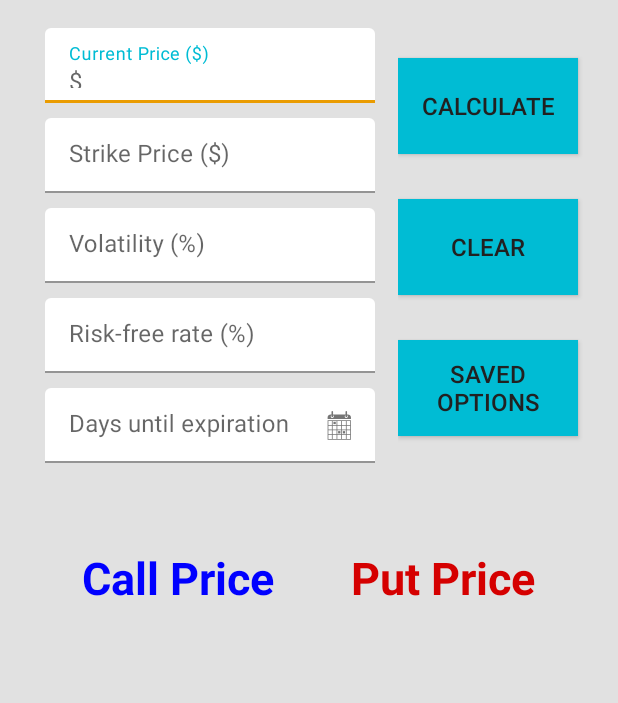
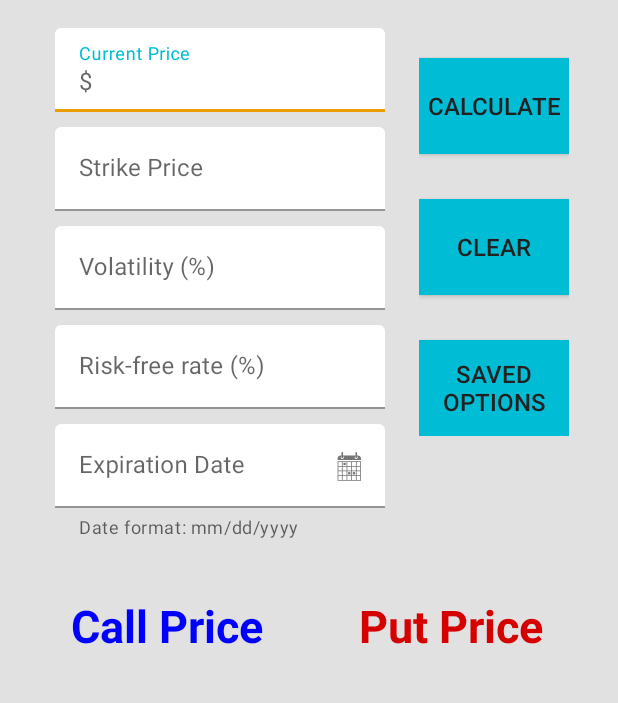
Before and after one commit to KOgundeji/Options-Pricing-App, an Android app: the screen it shows after launch (MainActivity), after a tap on "CALCULATE", on a phone screen of 412 x 824 dp, the part 206-909 px from its top. Run offline under Robolectric (Android 15) with nearby library versions, the phone set to English and light mode, and no system bars; our stand-ins replace data binding; libraries missing offline, so code that uses them is left out: org.apache.commons; Roboto replaces fonts that are not available here.

Commit message:
Made expiration days more user friendly
Instead of having to input # of days till expiration, you can select the date an option expires and code will calculate it

```diff
--- a/app/src/main/java/com/kogundeji/MainActivity.java
+++ b/app/src/main/java/com/kogundeji/MainActivity.java
@@ -21,6 +21,10 @@ import android.widget.TextView;
 import com.google.android.material.textfield.TextInputLayout;
 import com.kogundeji.databinding.ActivityMainLayoutsBinding;
 
+import java.text.ParseException;
+import java.text.SimpleDateFormat;
+import java.util.Date;
+
 public class MainActivity extends AppCompatActivity {
 
     private ActivityMainLayoutsBinding binding;
@@ -31,6 +35,14 @@ public class MainActivity extends AppCompatActivity {
         setContentView(R.layout.activity_main_layouts);
         binding = DataBindingUtil.setContentView(this,R.layout.activity_main_layouts);
 
+        binding.save.setOnClickListener(new View.OnClickListener() {
+            @Override
+            public void onClick(View view) {
+                Intent intent = new Intent(MainActivity.this,SaveActivity.class);
+                startActivity(intent);
+            }
+        });
+
         binding.expiration.setEndIconOnClickListener(new View.OnClickListener() {
             @Override
             public void onClick(View view) {
@@ -39,15 +51,18 @@ public class MainActivity extends AppCompatActivity {
                 int year = c.get(Calendar.YEAR);
                 int month = c.get(Calendar.MONTH);
                 int day = c.get(Calendar.DAY_OF_MONTH);
+                String today = day + "-" + (month + 1) + "-" + year;
 
                 DatePickerDialog datePickerDialog = new DatePickerDialog(
                         MainActivity.this,
                         new DatePickerDialog.OnDateSetListener() {
                             @Override
-                            public void onDateSet(DatePicker view, int year,
-                                                  int monthOfYear, int dayOfMonth) {
-                                binding.expirationNum.setText(dayOfMonth + "-" + (monthOfYear + 1) + "-" + year);
+                            public void onDateSet(DatePicker view, int exp_year,
+                                                  int exp_month, int exp_day) {
 
+                                String date = (exp_month + 1) + "/" + exp_day + "/" + exp_year;
+
+                                binding.expirationNum.setText(date);
                             }
                         },
                         year, month, day);
@@ -56,12 +71,44 @@ public class MainActivity extends AppCompatActivity {
         });
     }
 
+    public int getDays() {
+
+        final Calendar c = Calendar.getInstance();
+
+        int year = c.get(Calendar.YEAR);
+        int month = c.get(Calendar.MONTH);
+        int day = c.get(Calendar.DAY_OF_MONTH);
+
+        String today = (month + 1) + "/" + day + "/" + year;
+        String future = binding.expirationNum.getText().toString().trim();
+
+        try {
+            SimpleDateFormat simple = new SimpleDateFormat("MM/dd/yyyy");
+            Date today_date = simple.parse(today);
+            Date future_date = simple.parse(future);
+
+            long calc = future_date.getTime() - today_date.getTime();
+            int difference = (int) (calc / (24*60*60*1000));
+            Log.d("Testing expiration", "days: " + difference);
+            return difference;
+
+        } catch (ParseException e) {
+            e.printStackTrace();
+            Log.d("Testing expiration", "Parse Exception");
+        }
+        return -1;
+    }
+
     public void calculate(View view) {
-        binding.callPrice.setText(calc_call());
-        binding.putPrice.setText(calc_put());
 
+        if (getDays() >= 0) {
+            binding.callPrice.setText(calc_call());
+            binding.putPrice.setText(calc_put());
+            Log.d("Testing days", "Positive # of days");
+        }
         InputMethodManager imm = (InputMethodManager) getSystemService(Context.INPUT_METHOD_SERVICE);
         imm.hideSoftInputFromWindow(view.getWindowToken(),0);
+
     }
 
     public void clear(View view) {
@@ -72,10 +119,6 @@ public class MainActivity extends AppCompatActivity {
         binding.expirationNum.setText("");
     }
 
-    public void saved(View view) {
-        startActivity(new Intent(MainActivity.this,SaveActivity.class));
-    }
-
     public String calc_call() {
         //use black-scholes model to calculate call option price
         //the delta_first_part part of the equation (e^-qt) is irrelevant because we assume dividends = 0. Equation always 1
@@ -84,7 +127,7 @@ public class MainActivity extends AppCompatActivity {
             double strikeD = Double.parseDouble(String.valueOf(binding.strikeNum.getText()));
             double rfD = Double.parseDouble(String.valueOf(binding.rfRateNum.getText())) / 100;
             double volD = Double.parseDouble(String.valueOf(binding.volNum.getText())) / 100;
-            double timeD = Double.parseDouble(String.valueOf(binding.expirationNum.getText())) / 365;
+            double timeD = (double) getDays() / 365;
 
             double delta_first_part = Math.log(spotD / strikeD);
             double delta_second_part = timeD * (rfD + Math.pow(volD, 2) / 2);
@@ -119,7 +162,7 @@ public class MainActivity extends AppCompatActivity {
             double strikeD = Double.parseDouble(String.valueOf(binding.strikeNum.getText()));
             double rfD = Double.parseDouble(String.valueOf(binding.rfRateNum.getText())) / 100;
             double volD = Double.parseDouble(String.valueOf(binding.volNum.getText())) / 100;
-            double timeD = Double.parseDouble(String.valueOf(binding.expirationNum.getText())) / 365;
+            double timeD = (double) getDays() / 365;
 
             double delta_first_part = Math.log(spotD / strikeD);
             double delta_second_part = timeD * (rfD + Math.pow(volD, 2) / 2);
--- a/app/src/main/res/layout/activity_main_layouts.xml
+++ b/app/src/main/res/layout/activity_main_layouts.xml
@@ -28,12 +28,15 @@
 
         <TableLayout
             android:id="@+id/tableLayout"
-            android:layout_width="match_parent"
-            android:layout_height="match_parent"
+            android:layout_width="wrap_content"
+            android:layout_height="wrap_content"
             android:layout_marginStart="10dp"
-            android:layout_marginEnd="150dp"
             android:layout_marginTop="100dp"
-            android:layout_marginBottom="325dp">
+            android:layout_marginEnd="15dp"
+            app:layout_constraintEnd_toStartOf="@+id/linearLayout"
+            app:layout_constraintHorizontal_bias="0.5"
+            app:layout_constraintStart_toStartOf="parent"
+            app:layout_constraintTop_toTopOf="parent">
 
             <TableRow>
 
@@ -43,16 +46,16 @@
                     android:layout_height="wrap_content"
                     android:layout_marginStart="@dimen/input_margin_start"
                     android:hint="@string/spotPrice"
-                    app:prefixText="$"
+                    app:boxBackgroundColor="@color/input_background_color"
+                    app:boxStrokeColor="@color/box_stroke"
                     app:hintTextColor="@color/hint_color"
-                    app:boxStrokeColor="@color/box_stroke"
                     app:layout_constraintBottom_toBottomOf="parent"
-                    app:boxBackgroundColor="@color/input_background_color">
+                    app:prefixText="@string/prefix_dollar">
 
                     <com.google.android.material.textfield.TextInputEditText
                         android:id="@+id/spot_num"
                         android:layout_width="match_parent"
-                        android:layout_height="@dimen/input_height"
+                        android:layout_height="wrap_content"
                         android:inputType="numberDecimal"
                         android:textColor="@color/text_color"
                         android:textSize="@dimen/input_text_size" />
@@ -68,18 +71,20 @@
                     android:layout_height="wrap_content"
                     android:layout_marginStart="@dimen/input_margin_start"
                     android:hint="@string/strikePrice"
+                    app:boxBackgroundColor="@color/input_background_color"
+                    app:boxStrokeColor="@color/box_stroke"
                     app:hintTextColor="@color/hint_color"
-                    app:boxStrokeColor="@color/box_stroke"
-                    app:boxBackgroundColor="@color/input_background_color">
+                    app:prefixText="@string/prefix_dollar">
 
                     <com.google.android.material.textfield.TextInputEditText
                         android:id="@+id/strike_num"
                         android:layout_width="match_parent"
-                        android:layout_height="@dimen/input_height"
+                        android:layout_height="wrap_content"
                         android:layout_marginTop="10dp"
                         android:inputType="numberDecimal"
                         android:textColor="@color/text_color"
-                        android:textSize="@dimen/input_text_size" />
+                        android:textSize="@dimen/input_text_size"
+                        />
 
                 </com.google.android.material.textfield.TextInputLayout>
             </TableRow>
@@ -92,18 +97,20 @@
                     android:layout_height="wrap_content"
                     android:layout_marginStart="@dimen/input_margin_start"
                     android:hint="@string/volatility"
+                    app:boxBackgroundColor="@color/input_background_color"
+                    app:boxStrokeColor="@color/box_stroke"
                     app:hintTextColor="@color/hint_color"
-                    app:boxStrokeColor="@color/box_stroke"
-                    app:boxBackgroundColor="@color/input_background_color">
+                    app:suffixText="@string/suffix_percent" >
 
                     <com.google.android.material.textfield.TextInputEditText
                         android:id="@+id/vol_num"
                         android:layout_width="match_parent"
-                        android:layout_height="@dimen/input_height"
+                        android:layout_height="wrap_content"
                         android:layout_marginTop="10dp"
                         android:inputType="number"
                         android:textColor="@color/text_color"
-                        android:textSize="@dimen/input_text_size" />
+                        android:textSize="@dimen/input_text_size"
+                        />
 
                 </com.google.android.material.textfield.TextInputLayout>
             </TableRow>
@@ -116,14 +123,15 @@
                     android:layout_height="wrap_content"
                     android:layout_marginStart="@dimen/input_margin_start"
                     android:hint="@string/rfRate"
+                    app:boxBackgroundColor="@color/input_background_color"
+                    app:boxStrokeColor="@color/box_stroke"
                     app:hintTextColor="@color/hint_color"
-                    app:boxStrokeColor="@color/box_stroke"
-                    app:boxBackgroundColor="@color/input_background_color">
+                    app:suffixText="@string/suffix_percent">
 
                     <com.google.android.material.textfield.TextInputEditText
                         android:id="@+id/rfRate_num"
                         android:layout_width="match_parent"
-                        android:layout_height="@dimen/input_height"
+                        android:layout_height="wrap_content"
                         android:layout_marginTop="10dp"
                         android:inputType="numberDecimal"
                         android:textColor="@color/text_color"
@@ -140,22 +148,22 @@
                     android:layout_height="wrap_content"
                     android:layout_marginStart="@dimen/input_margin_start"
                     android:hint="@string/expiration"
+                    app:boxBackgroundColor="@color/input_background_color"
+                    app:boxStrokeColor="@color/box_stroke"
+                    app:endIconCheckable="true"
+                    app:endIconDrawable="@drawable/calendar_foreground"
                     app:endIconMode="custom"
-                    app:endIconDrawable="@drawable/calendar_foreground"
-                    app:endIconCheckable="true"
                     app:hintTextColor="@color/hint_color"
-                    app:boxStrokeColor="@color/box_stroke"
-                    app:boxBackgroundColor="@color/input_background_color">
+                    app:helperText="@string/expiration_hint">
 
                     <com.google.android.material.textfield.TextInputEditText
                         android:id="@+id/expiration_num"
                         android:layout_width="match_parent"
-                        android:layout_height="@dimen/input_height"
+                        android:layout_height="wrap_content"
                         android:layout_marginTop="10dp"
                         android:inputType="number"
                         android:textColor="@color/text_color"
                         android:textSize="@dimen/input_text_size"
-
                         />
 
                 </com.google.android.material.textfield.TextInputLayout>
@@ -164,12 +172,16 @@
         </TableLayout>
 
         <LinearLayout
-            android:layout_width="match_parent"
-            android:layout_height="match_parent"
-            android:layout_marginStart="265dp"
+            android:id="@+id/linearLayout"
+            android:layout_width="wrap_content"
+            android:layout_height="272dp"
             android:layout_marginTop="100dp"
-            android:layout_marginBottom="325dp"
-            android:orientation="vertical">
+            android:layout_marginEnd="26dp"
+            android:orientation="vertical"
+            app:layout_constraintEnd_toEndOf="parent"
+            app:layout_constraintHorizontal_bias="0.5"
+            app:layout_constraintStart_toEndOf="@+id/tableLayout"
+            app:layout_constraintTop_toTopOf="parent">
 
             <androidx.appcompat.widget.AppCompatButton
                 android:id="@+id/calculate"
@@ -199,7 +211,6 @@
                 android:layout_height="64dp"
                 android:layout_marginTop="30dp"
                 android:background="@color/button_color"
-                android:onClick="saved"
                 android:text="@string/save"
                 android:textColor="@color/button_text_color"
                 android:textSize="@dimen/input_text_size" />
@@ -211,34 +222,32 @@
             android:id="@+id/callLabel"
             android:layout_width="156dp"
             android:layout_height="52dp"
+            android:layout_marginTop="32dp"
             android:gravity="center"
             android:text="@string/callLabel"
             android:textColor="@color/call_color"
             android:textSize="30sp"
+
             android:textStyle="bold"
-            app:layout_constraintBottom_toBottomOf="parent"
-
-            app:layout_constraintEnd_toEndOf="parent"
-            app:layout_constraintHorizontal_bias="0.16"
+            app:layout_constraintEnd_toStartOf="@+id/putLabel"
+            app:layout_constraintHorizontal_bias="0.5"
             app:layout_constraintStart_toStartOf="parent"
-            app:layout_constraintTop_toTopOf="parent"
-            app:layout_constraintVertical_bias="0.615" />
+            app:layout_constraintTop_toBottomOf="@+id/tableLayout" />
 
         <TextView
             android:id="@+id/putLabel"
             android:layout_width="156dp"
             android:layout_height="52dp"
+            android:layout_marginTop="32dp"
             android:gravity="center"
             android:text="@string/putLabel"
             android:textColor="@color/put_color"
             android:textSize="30sp"
             android:textStyle="bold"
-            app:layout_constraintBottom_toBottomOf="parent"
             app:layout_constraintEnd_toEndOf="parent"
-            app:layout_constraintHorizontal_bias="0.85"
-            app:layout_constraintStart_toStartOf="parent"
-            app:layout_constraintTop_toTopOf="parent"
-            app:layout_constraintVertical_bias="0.615" />
+            app:layout_constraintHorizontal_bias="0.5"
+            app:layout_constraintStart_toEndOf="@+id/callLabel"
+            app:layout_constraintTop_toBottomOf="@+id/tableLayout" />
 
         <TextView
             android:id="@+id/call_price"
@@ -248,12 +257,10 @@
             android:textColor="@color/text_color"
             android:textSize="24sp"
             android:textStyle="bold"
-            app:layout_constraintBottom_toBottomOf="parent"
-            app:layout_constraintEnd_toEndOf="parent"
-            app:layout_constraintHorizontal_bias="0.16"
+            app:layout_constraintEnd_toStartOf="@+id/put_price"
+            app:layout_constraintHorizontal_bias="0.5"
             app:layout_constraintStart_toStartOf="parent"
-            app:layout_constraintTop_toTopOf="parent"
-            app:layout_constraintVertical_bias="0.705" />
+            app:layout_constraintTop_toBottomOf="@+id/callLabel" />
 
         <TextView
             android:id="@+id/put_price"
@@ -263,12 +270,10 @@
             android:textColor="@color/text_color"
             android:textSize="24sp"
             android:textStyle="bold"
-            app:layout_constraintBottom_toBottomOf="parent"
             app:layout_constraintEnd_toEndOf="parent"
-            app:layout_constraintHorizontal_bias="0.85"
-            app:layout_constraintStart_toStartOf="parent"
-            app:layout_constraintTop_toTopOf="parent"
-            app:layout_constraintVertical_bias="0.705" />
+            app:layout_constraintHorizontal_bias="0.5"
+            app:layout_constraintStart_toEndOf="@+id/call_price"
+            app:layout_constraintTop_toBottomOf="@+id/putLabel" />
 
 
     </androidx.constraintlayout.widget.ConstraintLayout>
--- a/app/src/main/res/values-night/colors.xml
+++ b/app/src/main/res/values-night/colors.xml
@@ -3,7 +3,7 @@
     <color name="background_color">#6B4D7EE1</color>
     <color name="button_color">#00B8D4</color>
     <color name="text_color">#E6E6E6</color>
-    <color name="hint_color">#00BCD4</color>
+    <color name="hint_color">#EA9C01</color>
     <color name="button_text_color">#FF000000</color>
     <color name="call_color">#EA9C01</color>
     <color name="put_color">#55B801</color>
--- a/app/src/main/res/values/dimens.xml
+++ b/app/src/main/res/values/dimens.xml
@@ -1,10 +1,10 @@
 <?xml version="1.0" encoding="utf-8"?>
 <resources>
     <dimen name="input_width">220dp</dimen>
-    <dimen name="input_height">50dp</dimen>
+    <dimen name="input_height">56dp</dimen>
     <dimen name="input_text_size">16sp</dimen>
     <dimen name="input_margin_start">20dp</dimen>
-    <dimen name="button_width">120dp</dimen>
+    <dimen name="button_width">100dp</dimen>
 
 
 </resources>
--- a/app/src/main/res/values/strings.xml
+++ b/app/src/main/res/values/strings.xml
@@ -2,16 +2,19 @@
 
     <string name="app_name">Options Calculator</string>
     <string name="header">Options Pricing Calculator</string>
-    <string name="spotPrice">Current Price ($)</string>
-    <string name="strikePrice">Strike Price ($)</string>
+    <string name="spotPrice">Current Price</string>
+    <string name="strikePrice">Strike Price</string>
     <string name="volatility">Volatility (%)</string>
     <string name="rfRate">Risk-free rate (%)</string>
-    <string name="expiration">Days until expiration</string>
+    <string name="expiration">Expiration Date</string>
     <string name="callLabel">Call Price</string>
     <string name="putLabel">Put Price</string>
     <string name="calculate">Calculate</string>
     <string name="clear">Clear</string>
     <string name="save">Saved Options</string>
+    <string name="prefix_dollar">$</string>
+    <string name="suffix_percent">%</string>
+    <string name="expiration_hint">Date format: mm/dd/yyyy</string>
 
     <string name="input"></string>
 
```
